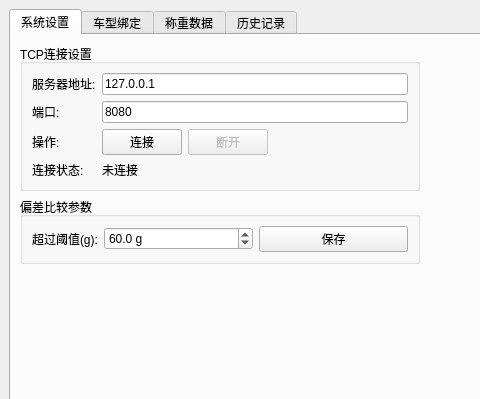
Above: mainwindow.ui from xiaoluoDD/Weight-Comparison before the change; both pictures show x 0 to 480 and y 0 to 399 of the 1000 by 700 pixel window. Below: the same form after it.
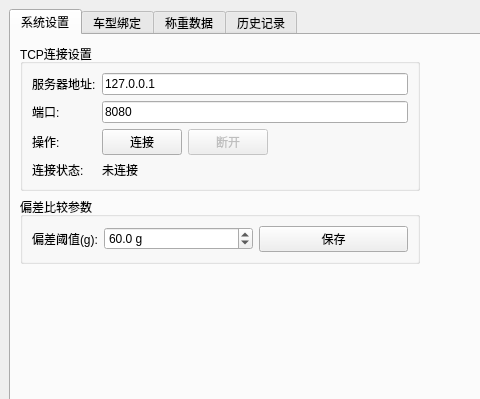
That is the form after the change. Custom widgets are drawn as their Qt base class.

The edit to the form file:
```diff
--- a/mainwindow.ui
+++ b/mainwindow.ui
@@ -156,7 +156,7 @@
            <item row="0" column="0">
             <widget class="QLabel" name="label_deviationThreshold">
              <property name="text">
-              <string>超过阈值(g):</string>
+              <string>偏差阈值(g):</string>
              </property>
             </widget>
            </item>
```
Left out of the diff: 2 changed lines with no effect on the pictures.
